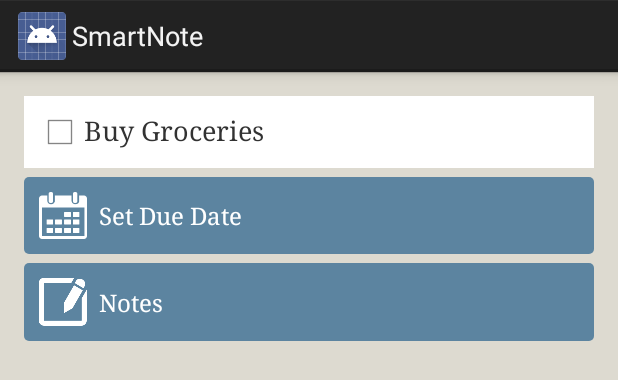
After one commit to odedhb/SmartNote, an Android app: the layout task_options.xml on its own in the app's theme, with its tools: preview values and no code run, on a phone screen of 412 x 824 dp. The commit adds this screen. Shown: the top 380 px of the screen. Run offline under Robolectric (Android 15) with nearby library versions, the phone set to English and light mode, and no system bars.

Commit message:
Design: Added options for task

```diff
--- a/SmartNoteApp/app/src/main/java/com/blogspot/odedhb/smartnote/MyActivity.java
+++ b/SmartNoteApp/app/src/main/java/com/blogspot/odedhb/smartnote/MyActivity.java
@@ -42,6 +42,7 @@ public class MyActivity extends Activity {
     public void createItem(View view) {
 
         AlertDialog.Builder builder = new AlertDialog.Builder(this);
+
         builder.setTitle("Title");
 
         // Set up the input
@@ -71,4 +72,14 @@ public class MyActivity extends Activity {
         builder.show();
 
     }
+
+    public void editItem(View view) {
+
+        AlertDialog.Builder builder = new AlertDialog.Builder(this);
+
+        builder.setView(getLayoutInflater().inflate(R.layout.task_options,null));
+
+        builder.show();
+
+    }
 }
--- a/SmartNoteApp/app/src/main/res/layout/activity_my.xml
+++ b/SmartNoteApp/app/src/main/res/layout/activity_my.xml
@@ -37,7 +37,8 @@
             android:layout_marginBottom="6dp"
             />
 
-        <include layout="@layout/item" />
+        <include layout="@layout/item"
+            />
 
 
     </LinearLayout>
--- a/SmartNoteApp/app/src/main/res/layout/item.xml
+++ b/SmartNoteApp/app/src/main/res/layout/item.xml
@@ -3,6 +3,7 @@
 <RelativeLayout xmlns:android="http://schemas.android.com/apk/res/android"
     android:layout_width="match_parent" android:layout_height="match_parent"
     android:layout_marginBottom="6dp"
+    android:onClick="editItem"
     android:background="#f00">
 
 
--- /dev/null
+++ b/SmartNoteApp/app/src/main/res/layout/task_options.xml
@@ -0,0 +1,81 @@
+<RelativeLayout xmlns:android="http://schemas.android.com/apk/res/android"
+    xmlns:tools="http://schemas.android.com/tools"
+    android:layout_width="match_parent"
+    android:layout_height="match_parent"
+    android:paddingLeft="@dimen/activity_horizontal_margin"
+    android:paddingRight="@dimen/activity_horizontal_margin"
+    android:paddingTop="@dimen/activity_vertical_margin"
+    android:paddingBottom="@dimen/activity_vertical_margin"
+    tools:context=".MyActivity"
+    android:background="#dddad0">
+
+
+    <LinearLayout
+        android:layout_width="match_parent"
+        android:layout_height="wrap_content"
+        android:orientation="vertical">
+
+        <LinearLayout
+            android:layout_width="match_parent"
+            android:layout_height="wrap_content"
+            android:background="#fff"
+            android:padding="8dp"
+            android:layout_marginBottom="6dp">
+
+        <CheckBox
+            android:layout_width="wrap_content"
+            android:layout_height="wrap_content"
+            android:layout_centerVertical="true" />
+
+        <TextView
+            android:id="@+id/main_message"
+            android:text="Buy Groceries"
+            android:gravity="center|left"
+            android:layout_width="match_parent"
+            android:layout_height="wrap_content"
+            android:typeface="serif"
+            android:textSize="18sp"
+/>
+
+
+        </LinearLayout>
+
+        <Button
+            android:layout_width="match_parent"
+            android:onClick="createItem"
+            android:text="Set Due Date"
+            android:drawableLeft="@drawable/calendar_icon"
+            android:drawablePadding="8dp"
+            android:layout_height="wrap_content"
+            android:typeface="serif"
+            android:textSize="16sp"
+            android:gravity="center_vertical|left"
+            android:textColor="#fff"
+
+            android:background="@drawable/round_rect_shape"
+            android:layout_marginBottom="6dp" />
+
+
+        <Button
+            android:layout_width="match_parent"
+            android:onClick="createItem"
+            android:text="Notes"
+            android:drawableLeft="@drawable/note_icon"
+            android:drawablePadding="8dp"
+            android:layout_height="wrap_content"
+            android:typeface="serif"
+            android:textSize="16sp"
+            android:gravity="center_vertical|left"
+            android:textColor="#fff"
+            android:layout_gravity="center_vertical"
+            android:background="@drawable/round_rect_shape"
+            android:layout_marginBottom="6dp" />
+
+
+    </LinearLayout>
+
+
+    />
+
+
+</RelativeLayout>
```
Also changed, not shown: SmartNoteApp/app/src/main/res/drawable-xxhdpi/attachment.png (added), SmartNoteApp/app/src/main/res/drawable-xxhdpi/calendar_icon.png (added), SmartNoteApp/app/src/main/res/drawable-xxhdpi/note_icon.png (added).
